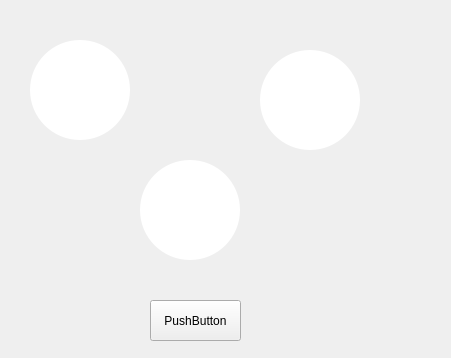
guojing776/scxmlStateMachine, file widget.ui: the form before one commit.
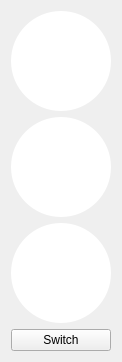
The form after the commit.

```diff
--- a/widget.ui
+++ b/widget.ui
@@ -6,35 +6,16 @@
    <rect>
     <x>0</x>
     <y>0</y>
-    <width>451</width>
-    <height>358</height>
+    <width>118</width>
+    <height>359</height>
    </rect>
   </property>
   <property name="windowTitle">
    <string>Widget</string>
   </property>
-  <widget class="QPushButton" name="switchBtn">
-   <property name="geometry">
-    <rect>
-     <x>150</x>
-     <y>300</y>
-     <width>91</width>
-     <height>41</height>
-    </rect>
-   </property>
-   <property name="text">
-    <string>PushButton</string>
-   </property>
-  </widget>
+  <layout class="QVBoxLayout" name="verticalLayout">
+   <item>
   <widget class="QFrame" name="S1Frame">
-   <property name="geometry">
-    <rect>
-     <x>30</x>
-     <y>40</y>
-     <width>100</width>
-     <height>100</height>
-    </rect>
-   </property>
    <property name="styleSheet">
     <string notr="true">border-radius: 50%;
 background-color: white; /* 圆形颜色 */
@@ -48,15 +29,9 @@
     <enum>QFrame::Raised</enum>
    </property>
   </widget>
+   </item>
+   <item>
   <widget class="QFrame" name="S2Frame">
-   <property name="geometry">
-    <rect>
-     <x>260</x>
-     <y>50</y>
-     <width>100</width>
-     <height>100</height>
-    </rect>
-   </property>
    <property name="styleSheet">
     <string notr="true">border-radius: 50%;
 background-color: white; /* 圆形颜色 */
@@ -70,15 +45,9 @@
     <enum>QFrame::Raised</enum>
    </property>
   </widget>
+   </item>
+   <item>
   <widget class="QFrame" name="S3Frame">
-   <property name="geometry">
-    <rect>
-     <x>140</x>
-     <y>160</y>
-     <width>100</width>
-     <height>100</height>
-    </rect>
-   </property>
    <property name="styleSheet">
     <string notr="true">border-radius: 50%;
 background-color: white; /* 圆形颜色 */
@@ -92,6 +61,21 @@
     <enum>QFrame::Raised</enum>
    </property>
   </widget>
+   </item>
+   <item>
+    <widget class="QPushButton" name="switchBtn">
+     <property name="sizePolicy">
+      <sizepolicy hsizetype="Minimum" vsizetype="Fixed">
+       <horstretch>0</horstretch>
+       <verstretch>0</verstretch>
+      </sizepolicy>
+     </property>
+     <property name="text">
+      <string>Switch</string>
+     </property>
+    </widget>
+   </item>
+  </layout>
  </widget>
  <resources/>
  <connections/>
```
Lines whose indentation alone changed are shown as unchanged.
